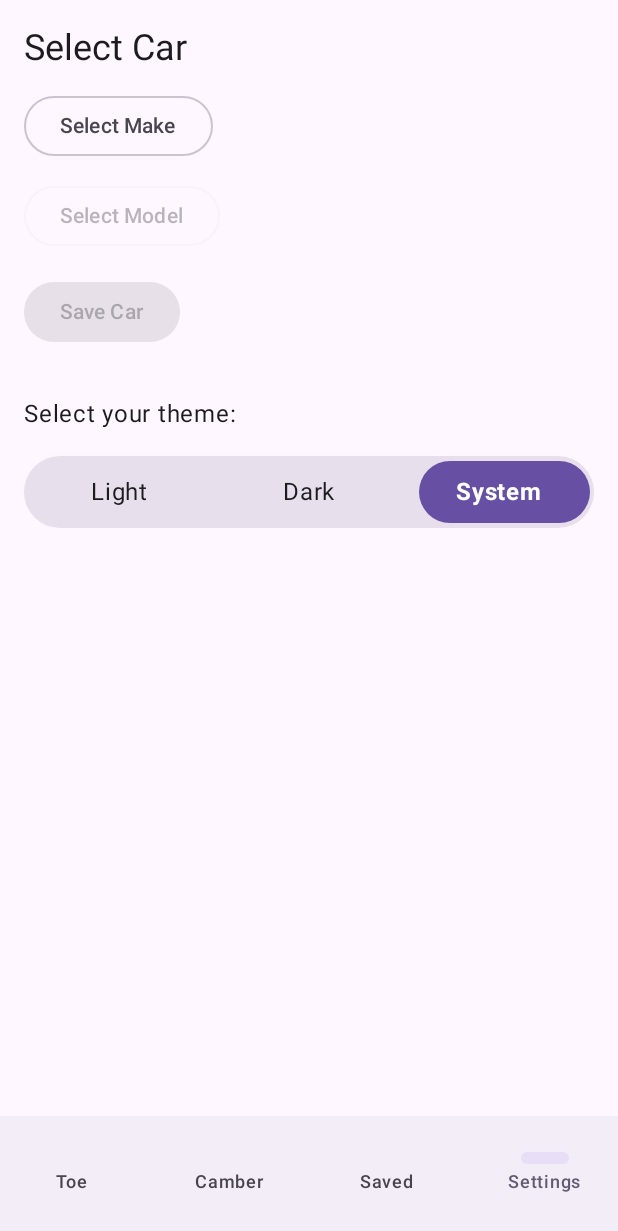
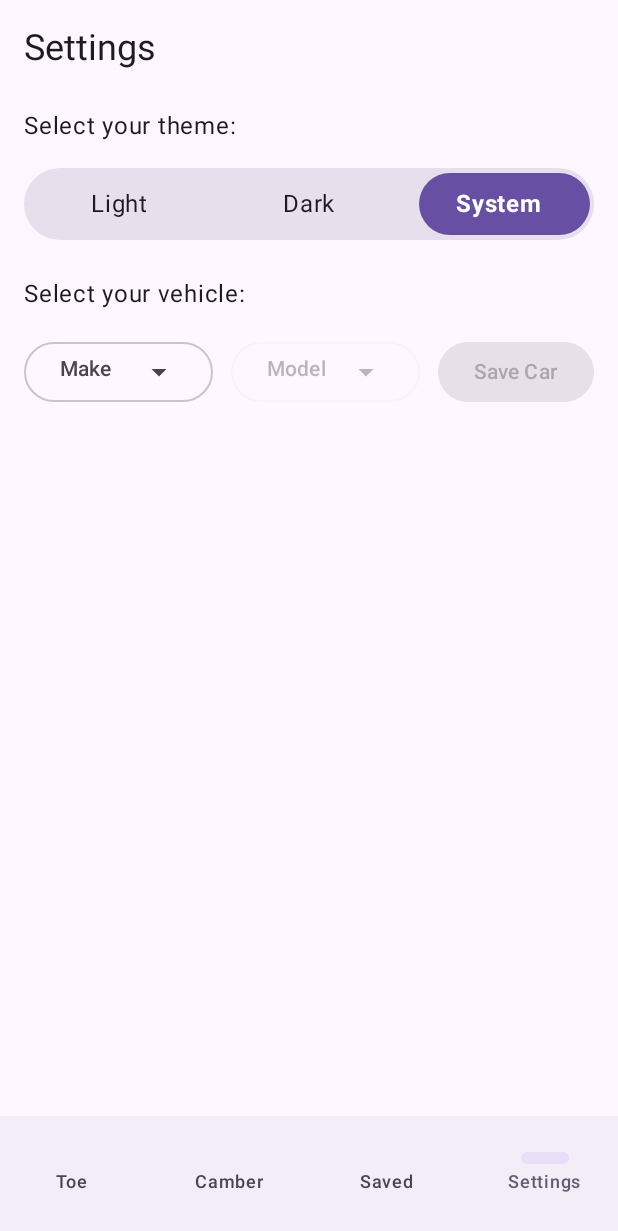
Before and after one commit to lCubosl/MEICM_DDM_individual-project, an Android app built with Jetpack Compose: the SettingsScreen screen opened through its navigation route, on a phone screen of 412 x 824 dp. Shown: the top 1231 px of the screen. Run offline under Robolectric (Android 15) with nearby library versions, the phone set to English and light mode, and no system bars; our stand-ins replace Room's generated code; network calls fail.

Commit message:
settings screen

```diff
--- a/app/src/main/java/com/example/alignment_tool/ui/screen/SettingsScreen.kt
+++ b/app/src/main/java/com/example/alignment_tool/ui/screen/SettingsScreen.kt
@@ -5,6 +5,8 @@ import androidx.compose.foundation.background
 import androidx.compose.foundation.clickable
 import androidx.compose.foundation.layout.*
 import androidx.compose.foundation.shape.RoundedCornerShape
+import androidx.compose.material.icons.Icons
+import androidx.compose.material.icons.filled.ArrowDropDown
 import androidx.compose.material3.*
 import androidx.compose.runtime.*
 import androidx.compose.ui.Alignment
@@ -28,76 +30,16 @@ fun SettingsScreen(
     onThemeSelected: (AppTheme) -> Unit,
     carViewModel: CarViewModel
 ) {
-    val makes by carViewModel.makes.collectAsState(initial = emptyList())
-    val models by carViewModel.models.collectAsState(initial = emptyList())
-
-    var expandedMake by remember { mutableStateOf(false) }
-    var expandedModel by remember { mutableStateOf(false) }
-
-    val selectedMake by carViewModel.selectedMake.collectAsState()
-    val selectedModel by carViewModel.selectedModel.collectAsState()
-
     LaunchedEffect(Unit) {
         carViewModel.loadMakes()
     }
 
     Column(modifier = Modifier.padding(16.dp)) {
+        Text("Settings", style = MaterialTheme.typography.headlineSmall)
 
-        Text("Select Car", style = MaterialTheme.typography.headlineSmall)
-        Spacer(Modifier.height(12.dp))
+        Spacer(Modifier.height(24.dp))
 
-        // ---- Make Dropdown
-        Box {
-            OutlinedButton(onClick = { expandedMake = true }) {
-                Text(selectedMake?.name ?: "Select Make")
-            }
-            DropdownMenu(expanded = expandedMake, onDismissRequest = { expandedMake = false }) {
-                makes.forEach { make ->
-                    DropdownMenuItem(
-                        text = { Text(make.name) },
-                        onClick = {
-                            carViewModel.selectMake(make)
-                            expandedMake = false
-                        }
-                    )
-                }
-            }
-        }
-
-        Spacer(Modifier.height(12.dp))
-
-        // ---- Model Dropdown
-        Box {
-            OutlinedButton(
-                onClick = { if (models.isNotEmpty()) expandedModel = true },
-                enabled = selectedMake != null
-            ) {
-                Text(selectedModel?.name ?: "Select Model")
-            }
-            DropdownMenu(expanded = expandedModel, onDismissRequest = { expandedModel = false }) {
-                models.forEach { model ->
-                    DropdownMenuItem(
-                        text = { Text(model.name) },
-                        onClick = {
-                            carViewModel.selectModel(model)
-                            expandedModel = false
-                        }
-                    )
-                }
-            }
-        }
-
-        Spacer(Modifier.height(16.dp))
-
-        Button(
-            onClick = { carViewModel.saveCarSelection() },
-            enabled = selectedMake != null && selectedModel != null
-        ) {
-            Text("Save Car")
-        }
-
-        Spacer(Modifier.height(32.dp))
-
+        // THEME SELCTOR WITH COMPOSABLE THEMESEGMENTEDCONTROL
         Text("Select your theme:", fontSize = 16.sp)
         Spacer(modifier = Modifier.height(16.dp))
 
@@ -105,6 +47,11 @@ fun SettingsScreen(
             selected = currentTheme,
             onSelect = onThemeSelected
         )
+
+        Spacer(Modifier.height(24.dp))
+
+        // THEME SELCTOR WITH COMPOSABLE CARSELECTOR
+        CarSelector(carViewModel)
     }
 }
 
@@ -186,3 +133,101 @@ fun ThemeSegmentedControl(
         }
     }
 }
+
+@Composable
+fun CarSelector(carViewModel: CarViewModel) {
+    val makes by carViewModel.makes.collectAsState()
+    val models by carViewModel.models.collectAsState()
+    val selectedMake by carViewModel.selectedMake.collectAsState()
+    val selectedModel by carViewModel.selectedModel.collectAsState()
+
+    var expandedMake by remember { mutableStateOf(false) }
+    var expandedModel by remember { mutableStateOf(false) }
+
+    // Title
+    Text("Select your vehicle:", fontSize = 16.sp)
+
+    Spacer(Modifier.height(16.dp))
+
+    // Buttons Row
+    Row(
+        modifier = Modifier.fillMaxWidth(),
+        horizontalArrangement = Arrangement.spacedBy(12.dp)
+    ) {
+
+        // MAKE BUTTON
+        OutlinedButton(
+            onClick = { expandedMake = true },
+            modifier = Modifier.weight(1f)
+        ) {
+            Row(
+                modifier = Modifier.fillMaxWidth(),
+                horizontalArrangement = Arrangement.SpaceBetween
+            ) {
+                Text(selectedMake?.name ?: "Make")
+                Icon(Icons.Default.ArrowDropDown, contentDescription = null)
+            }
+        }
+
+        // MODEL BUTTON
+        OutlinedButton(
+            onClick = { if (models.isNotEmpty()) expandedModel = true },
+            enabled = selectedMake != null,
+            modifier = Modifier.weight(1f)
+        ) {
+            Row(
+                modifier = Modifier.fillMaxWidth(),
+                horizontalArrangement = Arrangement.SpaceBetween
+            ) {
+                Text(selectedModel?.name ?: "Model")
+                Icon(Icons.Default.ArrowDropDown, contentDescription = null)
+            }
+        }
+
+        // SAVE CAR BUTTON
+        Button(
+            onClick = { carViewModel.saveCarSelection() },
+            enabled = selectedMake != null && selectedModel != null
+        ) {
+            Text("Save Car")
+        }
+    }
+
+    // MAKE DROPDOWN
+    DropdownMenu(
+        expanded = expandedMake,
+        onDismissRequest = { expandedMake = false },
+        modifier = Modifier
+            .width(200.dp)
+            .heightIn(max = 250.dp)
+    ) {
+        makes.forEach { make ->
+            DropdownMenuItem(
+                text = { Text(make.name) },
+                onClick = {
+                    carViewModel.selectMake(make)
+                    expandedMake = false
+                }
+            )
+        }
+    }
+
+    // MODEL DROPDOWN
+    DropdownMenu(
+        expanded = expandedModel,
+        onDismissRequest = { expandedModel = false },
+        modifier = Modifier
+            .width(200.dp)
+            .heightIn(max = 250.dp)
+    ) {
+        models.forEach { model ->
+            DropdownMenuItem(
+                text = { Text(model.name) },
+                onClick = {
+                    carViewModel.selectModel(model)
+                    expandedModel = false
+                }
+            )
+        }
+    }
+}
```
